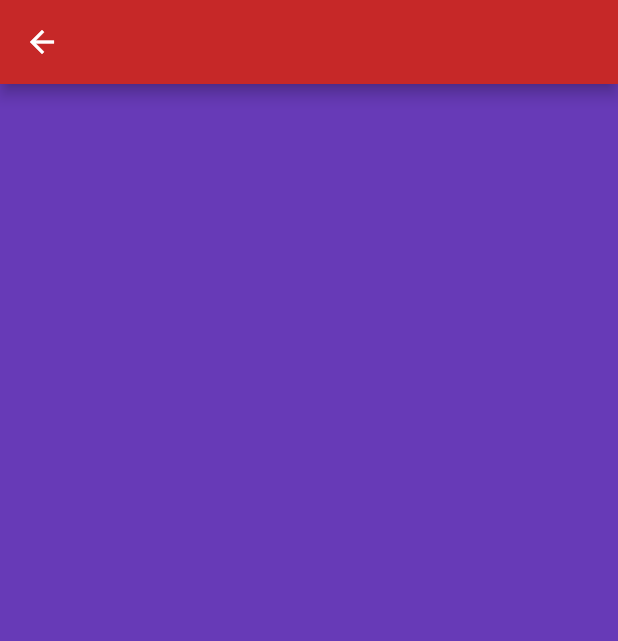
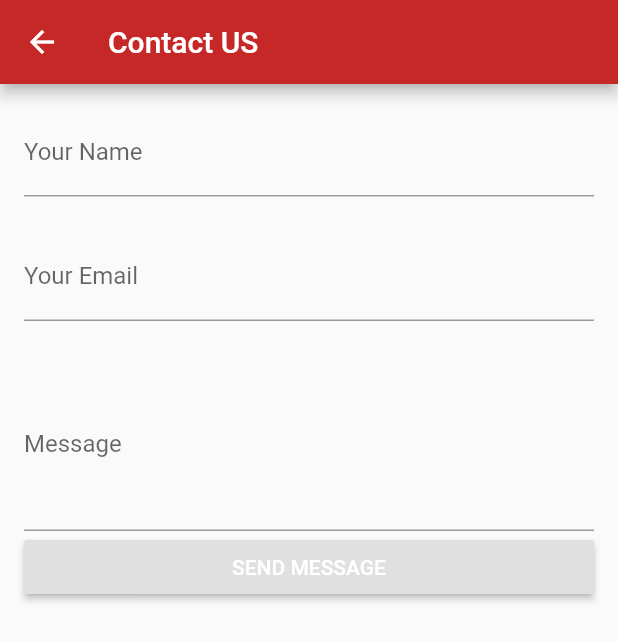
Before and after one commit to AlaaElsweedy/NewsApp, a Flutter app: the Contact screen opened directly, on a phone screen of 412 x 824 dp. Shown: the top 641 px of the screen. Run offline on Flutter 3.47's test engine with Material 2 defaults, Android fonts, the phone set to English and light mode, and no system bars; our stand-ins replace shared_preferences, timeago; missing offline and left inert: page_view_indicator; accounts and stored records are empty.

Commit message:
login, logout and contact feeds

```diff
--- a/lib/api/posts_api.dart
+++ b/lib/api/posts_api.dart
@@ -13,7 +13,7 @@
       var jsonData = jsonDecode(response.body);
       var data = jsonData["data"];
       for (var item in data) {
-        Posts Post = Posts(
+        Posts post = Posts(
             id: item["id"].toString(),
             title: item["title"].toString(),
             content: item["content"].toString(),
@@ -29,7 +29,7 @@
                 : jsonDecode(item["voters_down"]),
             userId: item["user_id"],
             categoryId: item["gategory_id"]);
-        postList.add(Post);
+        postList.add(post);
       }
     }
     return postList;
--- a/lib/screens/pages/contact.dart
+++ b/lib/screens/pages/contact.dart
@@ -6,13 +6,132 @@
 }
 
 class _ContactState extends State<Contact> {
+
+  TextEditingController nameController;
+  TextEditingController emailController;
+  TextEditingController messageController;
+
+  final _formKey = GlobalKey<FormState>();
+
+  bool isLoading = false;
+
+  @override
+  void initState() {
+    super.initState();
+    nameController = TextEditingController();
+    emailController = TextEditingController();
+    messageController = TextEditingController();
+  }
+
+  @override
+  void dispose() {
+    super.dispose();
+    nameController.dispose();
+    emailController.dispose();
+    messageController.dispose();
+  }
+
   @override
   Widget build(BuildContext context) {
     return Scaffold(
-      appBar: AppBar(),
-      body: Container(
-        color: Colors.deepPurple,
+      appBar: AppBar(
+        title: Text('Contact US'),
+      ),
+      body: Padding(
+        padding: const EdgeInsets.all(16.0),
+        child: (isLoading) ? _loading() : _contactForm(),
       ),
     );
   }
+
+  Widget _contactForm(){
+    return Form(
+      key: _formKey,
+      child: Column(
+        children: <Widget>[
+          TextFormField(
+            controller: nameController,
+            decoration: InputDecoration(labelText: 'Your Name'),
+            // ignore: missing_return
+            validator: (value) {
+              if (value.isEmpty) {
+                return "Please enter your name!";
+              } else {
+                return null;
+              }
+            },
+          ),
+          SizedBox(
+            height: 24,
+          ),
+          TextFormField(
+            controller: emailController,
+            decoration: InputDecoration(labelText: 'Your Email'),
+            // ignore: missing_return
+            validator: (value) {
+              if (value.isEmpty) {
+                return "Please enter your email!";
+              } else {
+                return null;
+              }
+            },
+          ),
+          SizedBox(
+            height: 24,
+          ),
+          TextFormField(
+            controller: messageController,
+            decoration: InputDecoration(
+              labelText: 'Message',
+            ),
+            maxLines: 4,
+            validator: (value) {
+              if (value.isEmpty) {
+                return 'Please write your message!';
+              } else {
+                return null;
+              }
+            },
+          ),
+          SizedBox(
+            width: double.infinity,
+            child: RaisedButton(
+              child: Text(
+                'SEND MESSAGE',
+                style: TextStyle(
+                  color: Colors.white,
+                ),
+              ),
+              onPressed: () {
+                if (_formKey.currentState.validate()) {
+                  // TODO: Loading, Send message
+
+                  String name = nameController.text;
+                  String email = emailController.text;
+                  String message = messageController.text;
+
+                  setState(() {
+                    isLoading = true;
+                  });
+                } else {
+                  setState(() {
+                    isLoading = false;
+                  });
+                }
+              },
+            ),
+          ),
+        ],
+      ),
+    );
+  }
+
+  Widget _loading(){
+    return Container(
+      child: Center(
+        child: CircularProgressIndicator(),
+      ),
+    );
+  }
+
 }
--- a/lib/utilities/api_utilities.dart
+++ b/lib/utilities/api_utilities.dart
@@ -3,3 +3,4 @@
 String all_gategories_api = "/public/api/categories";
 String all_posts_api = "/public/api/posts";
 String categories_api = "/public/api/posts/categories/";
+String authen_api = "/public/api/token";
```
Also changed, not shown: lib/api/authentication_api.dart (added, +34 -0 lines), lib/screens/pages/login.dart (added, +139 -0 lines), lib/shared_ui/navigation_drawer.dart (+36 -9 lines).
